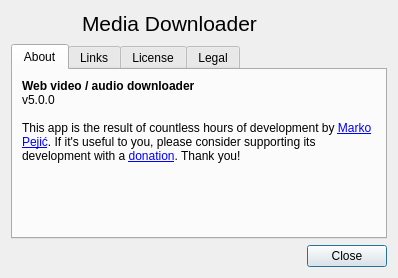
The window that src/designer/about_dialog.ui (markop404/media-downloader) describes before a commit, drawn with Qt 5.
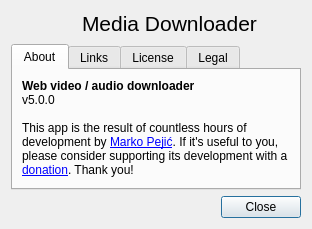
The same window after the commit. The open tabs and pages were chosen to show the change. Icons and pictures are not drawn.

```diff
--- a/src/designer/about_dialog.ui
+++ b/src/designer/about_dialog.ui
@@ -2,14 +2,6 @@
 <ui version="4.0">
  <class>AboutDialog</class>
  <widget class="QDialog" name="AboutDialog">
-  <property name="geometry">
-   <rect>
-    <x>0</x>
-    <y>0</y>
-    <width>398</width>
-    <height>278</height>
-   </rect>
-  </property>
   <property name="windowTitle">
    <string>About</string>
   </property>
```
Left out of the diff: 2 changed lines with no effect on the pictures.
